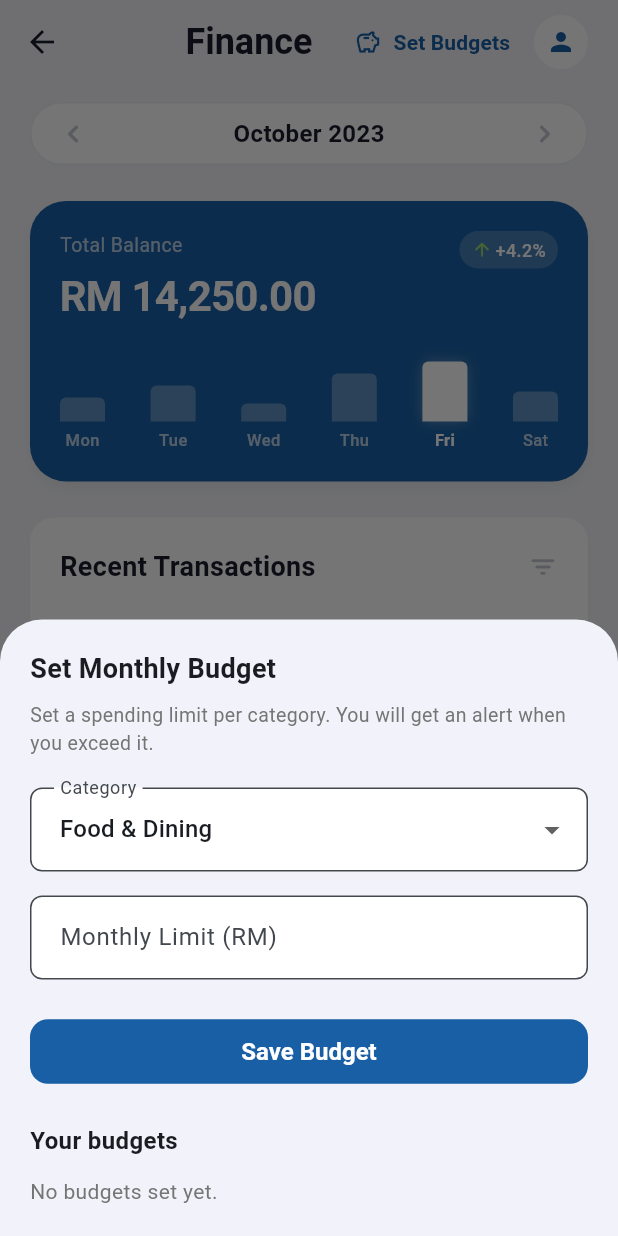
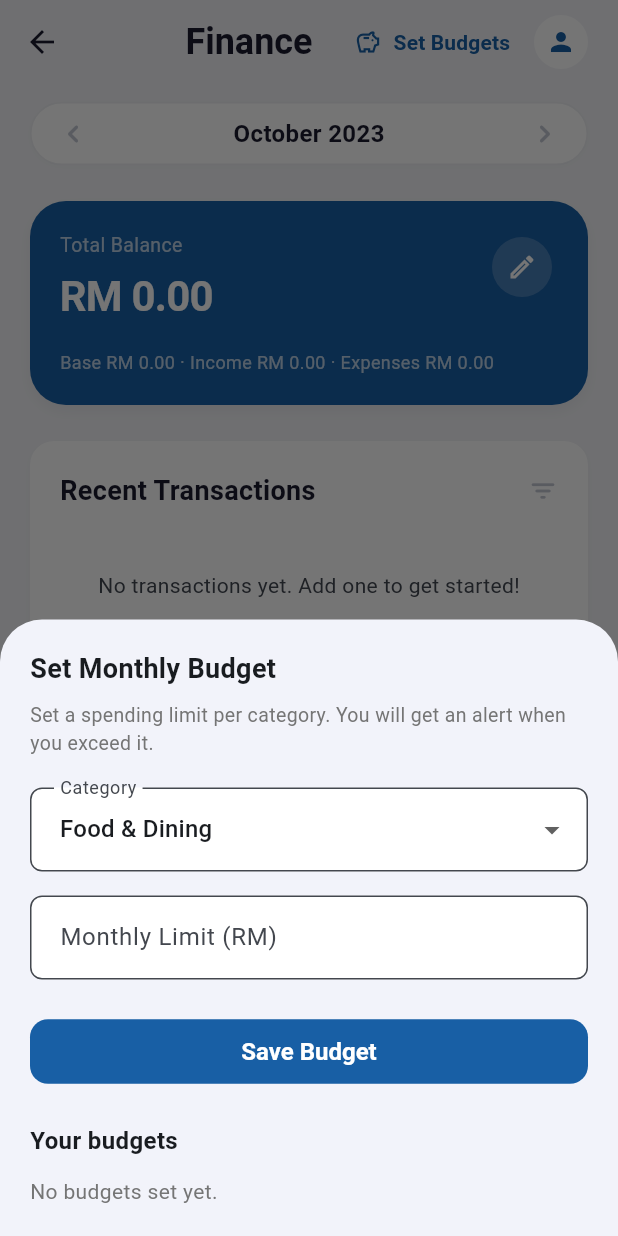
Before and after one commit to azimadanan/MAP-Project-ADEA, a Flutter app: the FinanceScreen screen opened directly, after a tap on "Set Budgets", on a phone screen of 412 x 824 dp. Run offline on Flutter 3.47's test engine with Material 3 defaults, Android fonts, the phone set to English and light mode, and no system bars; our stand-ins replace cloud_firestore, equatable, firebase_auth, firebase_core, flutter_bloc, google_sign_in; accounts and stored records are empty; statements that could not run were skipped.

Commit message:
Updated Finance Page
the balance at the top is now a functional feature

```diff
--- a/lib/screens/finance/finance_screen.dart
+++ b/lib/screens/finance/finance_screen.dart
@@ -20,6 +20,7 @@ class _FinanceScreenState extends State<FinanceScreen> {
   late TextEditingController _titleController;
   late TextEditingController _amountController;
   late TextEditingController _budgetLimitController;
+  late TextEditingController _baseBalanceController;
   String _selectedType = 'expense';
   String _selectedCategory = 'Food & Dining';
   bool _isSavingBudget = false;
@@ -44,6 +45,7 @@ class _FinanceScreenState extends State<FinanceScreen> {
     _titleController = TextEditingController();
     _amountController = TextEditingController();
     _budgetLimitController = TextEditingController();
+    _baseBalanceController = TextEditingController();
   }
 
   @override
@@ -51,7 +53,91 @@ class _FinanceScreenState extends State<FinanceScreen> {
     _titleController.dispose();
     _amountController.dispose();
     _budgetLimitController.dispose();
+    _baseBalanceController.dispose();
     super.dispose();
+  }
+
+  String _formatCurrency(double amount) {
+    final formatted = amount.toStringAsFixed(2);
+    final parts = formatted.split('.');
+    final whole = parts[0].replaceAllMapped(
+      RegExp(r'(\d{1,3})(?=(\d{3})+(?!\d))'),
+      (match) => '${match[1]},',
+    );
+    return 'RM $whole.${parts[1]}';
+  }
+
+  void _showEditBaseBalanceDialog(double currentBaseBalance) {
+    _baseBalanceController.text = currentBaseBalance.toStringAsFixed(2);
+    var isSaving = false;
+
+    showDialog<void>(
+      context: context,
+      builder: (dialogContext) => StatefulBuilder(
+        builder: (context, setDialogState) {
+          Future<void> saveBaseBalance() async {
+            final value = double.tryParse(_baseBalanceController.text.trim());
+            if (value == null) {
+              _showSnackBar(
+                'Please enter a valid amount',
+                backgroundColor: Colors.red.shade700,
+              );
+              return;
+            }
+
+            setDialogState(() => isSaving = true);
+
+            try {
+              await _financeService.updateBaseBalance(value);
+              if (!dialogContext.mounted) return;
+              Navigator.pop(dialogContext);
+              if (!mounted) return;
+              _showSnackBar('Base balance updated');
+            } catch (e) {
+              if (!mounted) return;
+              _showSnackBar(
+                e.toString().replaceFirst('Exception: ', ''),
+                backgroundColor: Colors.red.shade700,
+              );
+            } finally {
+              if (dialogContext.mounted) {
+                setDialogState(() => isSaving = false);
+              }
+            }
+          }
+
+          return AlertDialog(
+            title: const Text('Edit Base Balance'),
+            content: TextField(
+              controller: _baseBalanceController,
+              keyboardType: const TextInputType.numberWithOptions(decimal: true),
+              decoration: const InputDecoration(
+                labelText: 'New balance (RM)',
+                border: OutlineInputBorder(),
+              ),
+              autofocus: true,
+              enabled: !isSaving,
+            ),
+            actions: [
+              TextButton(
+                onPressed: isSaving ? null : () => Navigator.pop(dialogContext),
+                child: const Text('Cancel'),
+              ),
+              ElevatedButton(
+                onPressed: isSaving ? null : saveBaseBalance,
+                child: isSaving
+                    ? const SizedBox(
+                        height: 18,
+                        width: 18,
+                        child: CircularProgressIndicator(strokeWidth: 2),
+                      )
+                    : const Text('Save'),
+              ),
+            ],
+          );
+        },
+      ),
+    );
   }
 
   void _showSnackBar(String message, {Color? backgroundColor}) {
@@ -515,7 +601,6 @@ class _FinanceScreenState extends State<FinanceScreen> {
     final scaffoldBg = isDark ? const Color(0xFF0F0F1A) : const Color(0xFFf2f3f7);
     final outlineColor = isDark ? const Color(0xFF727782) : const Color(0xFFc2c6d2);
     final primaryContainer = const Color(0xFF185FA5);
-    final primary = const Color(0xFF004782);
 
     return Scaffold(
       backgroundColor: scaffoldBg,
@@ -569,64 +654,119 @@ class _FinanceScreenState extends State<FinanceScreen> {
             ),
             const SizedBox(height: 24),
 
-            // Summary Card
-            Container(
+            // Live running balance card
+            StreamBuilder<RunningBalanceSummary>(
+              stream: _financeService.watchRunningBalance(),
+              builder: (context, snapshot) {
+                if (snapshot.connectionState == ConnectionState.waiting) {
+                  return Container(
+                    width: double.infinity,
+                    height: 140,
+                    alignment: Alignment.center,
+                    decoration: BoxDecoration(
+                      color: primaryContainer,
+                      borderRadius: BorderRadius.circular(24),
+                    ),
+                    child: const CircularProgressIndicator(color: Colors.white),
+                  );
+                }
+
+                if (snapshot.hasError) {
+                  return Container(
                     width: double.infinity,
                     padding: const EdgeInsets.all(20),
                     decoration: BoxDecoration(
                       color: primaryContainer,
                       borderRadius: BorderRadius.circular(24),
-                boxShadow: [BoxShadow(color: Colors.black.withOpacity(0.05), blurRadius: 8, offset: const Offset(0, 4))],
+                    ),
+                    child: Text(
+                      'Could not load balance: ${snapshot.error}',
+                      style: const TextStyle(color: Colors.white),
+                    ),
+                  );
+                }
+
+                final summary = snapshot.data ??
+                    const RunningBalanceSummary(
+                      baseBalance: 0,
+                      totalIncome: 0,
+                      totalExpenses: 0,
+                    );
+
+                return Container(
+                  width: double.infinity,
+                  padding: const EdgeInsets.all(20),
+                  decoration: BoxDecoration(
+                    color: primaryContainer,
+                    borderRadius: BorderRadius.circular(24),
+                    boxShadow: [
+                      BoxShadow(
+                        color: Colors.black.withOpacity(0.05),
+                        blurRadius: 8,
+                        offset: const Offset(0, 4),
+                      ),
+                    ],
                   ),
                   child: Column(
                     crossAxisAlignment: CrossAxisAlignment.start,
                     children: [
                       Row(
-                    mainAxisAlignment: MainAxisAlignment.spaceBetween,
                         crossAxisAlignment: CrossAxisAlignment.start,
                         children: [
-                      Column(
+                          Expanded(
+                            child: Column(
                               crossAxisAlignment: CrossAxisAlignment.start,
                               children: [
-                          const Text('Total Balance', style: TextStyle(color: Colors.white70, fontSize: 13)),
+                                const Text(
+                                  'Total Balance',
+                                  style: TextStyle(
+                                    color: Colors.white70,
+                                    fontSize: 13,
+                                  ),
+                                ),
                                 const SizedBox(height: 4),
-                          const Text('RM 14,250.00', style: TextStyle(color: Colors.white, fontSize: 28, fontWeight: FontWeight.w700, letterSpacing: -0.5)),
-                        ],
-                      ),
-                      Container(
-                        padding: const EdgeInsets.symmetric(horizontal: 8, vertical: 4),
-                        decoration: BoxDecoration(
-                          color: Colors.white.withOpacity(0.2),
-                          borderRadius: BorderRadius.circular(16),
-                        ),
-                        child: Row(
-                          children: [
-                            const Icon(Icons.arrow_upward_rounded, color: Color(0xFF9dd770), size: 14),
-                            const SizedBox(width: 2),
-                            const Text('+4.2%', style: TextStyle(color: Colors.white, fontSize: 12, fontWeight: FontWeight.w500)),
-                          ],
+                                Text(
+                                  _formatCurrency(summary.runningBalance),
+                                  style: const TextStyle(
+                                    color: Colors.white,
+                                    fontSize: 28,
+                                    fontWeight: FontWeight.w700,
+                                    letterSpacing: -0.5,
                                   ),
                                 ),
                               ],
                             ),
-                  const SizedBox(height: 24),
-                  SizedBox(
-                    height: 60,
-                    child: Row(
-                      mainAxisAlignment: MainAxisAlignment.spaceBetween,
-                      crossAxisAlignment: CrossAxisAlignment.end,
-                      children: [
-                        _chartBar('Mon', 0.4, false),
-                        _chartBar('Tue', 0.6, false),
-                        _chartBar('Wed', 0.3, false),
-                        _chartBar('Thu', 0.8, false),
-                        _chartBar('Fri', 1.0, true),
-                        _chartBar('Sat', 0.5, false),
-                      ],
+                          ),
+                          IconButton(
+                            onPressed: () {
+                              _showEditBaseBalanceDialog(summary.baseBalance);
+                            },
+                            icon: const Icon(
+                              Icons.edit_outlined,
+                              color: Colors.white,
+                              size: 20,
+                            ),
+                            tooltip: 'Edit base balance',
+                            style: IconButton.styleFrom(
+                              backgroundColor: Colors.white.withOpacity(0.2),
                             ),
                           ),
                         ],
                       ),
+                      const SizedBox(height: 16),
+                      Text(
+                        'Base ${_formatCurrency(summary.baseBalance)} · '
+                        'Income ${_formatCurrency(summary.totalIncome)} · '
+                        'Expenses ${_formatCurrency(summary.totalExpenses)}',
+                        style: const TextStyle(
+                          color: Colors.white70,
+                          fontSize: 12,
+                        ),
+                      ),
+                    ],
+                  ),
+                );
+              },
             ),
             const SizedBox(height: 24),
 
@@ -765,29 +905,4 @@ class _FinanceScreenState extends State<FinanceScreen> {
     );
   }
 
-  Widget _chartBar(String label, double heightRatio, bool isToday) {
-    return Column(
-      mainAxisAlignment: MainAxisAlignment.end,
-      children: [
-        Container(
-          width: 30,
-          height: 40 * heightRatio,
-          decoration: BoxDecoration(
-            color: isToday ? Colors.white : Colors.white.withOpacity(0.3),
-            borderRadius: const BorderRadius.vertical(top: Radius.circular(4)),
-            boxShadow: isToday ? [BoxShadow(color: Colors.white.withOpacity(0.3), blurRadius: 8)] : null,
-          ),
-        ),
-        const SizedBox(height: 4),
-        Text(
-          label,
-          style: TextStyle(
-            color: isToday ? Colors.white : Colors.white70,
-            fontSize: 11,
-            fontWeight: isToday ? FontWeight.w700 : FontWeight.w500,
-          ),
-        ),
-      ],
-    );
 }
-}
--- a/lib/services/finance_service.dart
+++ b/lib/services/finance_service.dart
@@ -1,10 +1,27 @@
+import 'dart:async';
+
 import 'package:cloud_firestore/cloud_firestore.dart';
 import 'package:firebase_auth/firebase_auth.dart';
 import '../models/budget_model.dart';
 import '../models/transaction_model.dart';
 
+/// Live balance snapshot: baseBalance + income - expenses
+class RunningBalanceSummary {
+  final double baseBalance;
+  final double totalIncome;
+  final double totalExpenses;
+
+  const RunningBalanceSummary({
+    required this.baseBalance,
+    required this.totalIncome,
+    required this.totalExpenses,
+  });
+
+  double get runningBalance => baseBalance + totalIncome - totalExpenses;
+}
+
 /// Finance Service — Handles all Firestore CRUD operations for transactions
-/// Transactions are stored in users/{uid}/transactions collection
+/// Transactions are stored in users/{uid}/transactions collecthion
 class FinanceService {
   final FirebaseFirestore _firestore = FirebaseFirestore.instance;
   final FirebaseAuth _auth = FirebaseAuth.instance;
@@ -43,6 +60,92 @@ class FinanceService {
       'email': user.email ?? '',
       'createdAt': FieldValue.serverTimestamp(),
       'preferences': <String, dynamic>{},
+      'baseBalance': 0.0,
+    });
+  }
+
+  double _readBaseBalance(Map<String, dynamic>? data) {
+    return (data?['baseBalance'] as num?)?.toDouble() ?? 0.0;
+  }
+
+  ({double income, double expenses}) _totalsFromSnapshot(
+    QuerySnapshot<Map<String, dynamic>> snapshot,
+  ) {
+    double income = 0.0;
+    double expenses = 0.0;
+
+    for (final doc in snapshot.docs) {
+      final data = doc.data();
+      final amount = (data['amount'] as num?)?.toDouble() ?? 0.0;
+      if (data['type'] == 'income') {
+        income += amount;
+      } else if (data['type'] == 'expense') {
+        expenses += amount;
+      }
+    }
+
+    return (income: income, expenses: expenses);
+  }
+
+  /// Real-time stream of the user's starting balance (defaults to 0)
+  Stream<double> getBaseBalance() {
+    return _userDoc.snapshots().map((snapshot) {
+      return _readBaseBalance(snapshot.data());
+    });
+  }
+
+  /// Persist a new base balance on the user document
+  Future<void> updateBaseBalance(double newBalance) async {
+    try {
+      await _ensureUserDocument();
+      await _userDoc.set(
+        {'baseBalance': newBalance},
+        SetOptions(merge: true),
+      );
+    } catch (e) {
+      _rethrowFirestoreError(e, 'update base balance');
+    }
+  }
+
+  /// Running balance = baseBalance + totalIncome - totalExpenses
+  Stream<RunningBalanceSummary> watchRunningBalance() {
+    return Stream.multi((controller) {
+      double baseBalance = 0.0;
+      QuerySnapshot<Map<String, dynamic>>? transactionsSnapshot;
+
+      void emitSummary() {
+        if (transactionsSnapshot == null) return;
+
+        final totals = _totalsFromSnapshot(transactionsSnapshot!);
+        controller.add(
+          RunningBalanceSummary(
+            baseBalance: baseBalance,
+            totalIncome: totals.income,
+            totalExpenses: totals.expenses,
+          ),
+        );
+      }
+
+      final userSubscription = _userDoc.snapshots().listen(
+        (snapshot) {
+          baseBalance = _readBaseBalance(snapshot.data());
+          emitSummary();
+        },
+        onError: controller.addError,
+      );
+
+      final transactionsSubscription = _transactionsCollection.snapshots().listen(
+        (snapshot) {
+          transactionsSnapshot = snapshot;
+          emitSummary();
+        },
+        onError: controller.addError,
+      );
+
+      controller.onCancel = () async {
+        await userSubscription.cancel();
+        await transactionsSubscription.cancel();
+      };
     });
   }
 
```
Lines whose indentation alone changed are shown as unchanged.
